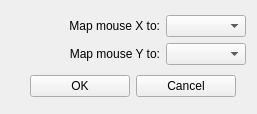
This is ftnoir_protocol_mouse/ftnoir_mousecontrols.ui in opentrack/opentrack as Qt 5 draws it before an edit. The edited form follows.
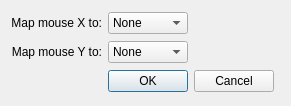
This is the edited form. Icons and pictures are not drawn.

Commit message:
mouse: decruft
Fix Qt layouts, add to comboboxen using Qt Designer

```diff
--- a/ftnoir_protocol_mouse/ftnoir_mousecontrols.ui
+++ b/ftnoir_protocol_mouse/ftnoir_mousecontrols.ui
@@ -9,8 +9,8 @@
    <rect>
     <x>0</x>
     <y>0</y>
-    <width>257</width>
-    <height>114</height>
+    <width>280</width>
+    <height>106</height>
    </rect>
   </property>
   <property name="windowTitle">
@@ -26,44 +26,7 @@
   <property name="autoFillBackground">
    <bool>false</bool>
   </property>
-  <layout class="QVBoxLayout" name="_vertical_layout">
-   <item>
     <layout class="QGridLayout" name="gridLayout">
-     <item row="1" column="1">
-      <widget class="QComboBox" name="cbxSelectMouse_Y">
-       <property name="maximumSize">
-        <size>
-         <width>80</width>
-         <height>16777215</height>
-        </size>
-       </property>
-       <property name="toolTip">
-        <string>Select Number</string>
-       </property>
-       <property name="insertPolicy">
-        <enum>QComboBox::InsertAlphabetically</enum>
-       </property>
-      </widget>
-     </item>
-     <item row="1" column="0">
-      <widget class="QLabel" name="textLabel2_3">
-       <property name="sizePolicy">
-        <sizepolicy hsizetype="Minimum" vsizetype="Fixed">
-         <horstretch>0</horstretch>
-         <verstretch>0</verstretch>
-        </sizepolicy>
-       </property>
-       <property name="text">
-        <string>Map mouse Y to:</string>
-       </property>
-       <property name="alignment">
-        <set>Qt::AlignRight|Qt::AlignTrailing|Qt::AlignVCenter</set>
-       </property>
-       <property name="wordWrap">
-        <bool>false</bool>
-       </property>
-      </widget>
-     </item>
      <item row="0" column="0">
       <widget class="QLabel" name="textLabel2_2">
        <property name="sizePolicy">
@@ -83,7 +46,7 @@
        </property>
       </widget>
      </item>
-     <item row="0" column="1">
+   <item row="0" column="1" colspan="2">
       <widget class="QComboBox" name="cbxSelectMouse_X">
        <property name="maximumSize">
         <size>
@@ -97,99 +60,119 @@
        <property name="insertPolicy">
         <enum>QComboBox::InsertAlphabetically</enum>
        </property>
-      </widget>
+     <item>
+      <property name="text">
+       <string>None</string>
+      </property>
      </item>
-    </layout>
+     <item>
+      <property name="text">
+       <string>X</string>
+      </property>
    </item>
    <item>
-    <layout class="QHBoxLayout" name="horizontalLayout">
+      <property name="text">
+       <string>Y</string>
+      </property>
+     </item>
      <item>
-      <spacer name="horizontalSpacer_2">
-       <property name="orientation">
-        <enum>Qt::Horizontal</enum>
-       </property>
-       <property name="sizeHint" stdset="0">
-        <size>
-         <width>40</width>
-         <height>20</height>
-        </size>
-       </property>
-      </spacer>
+      <property name="text">
+       <string>Z</string>
+      </property>
+     </item>
+     <item>
+      <property name="text">
+       <string>Yaw</string>
+      </property>
      </item>
      <item>
-      <layout class="QHBoxLayout" name="horizontalLayout_2">
-       <property name="sizeConstraint">
-        <enum>QLayout::SetDefaultConstraint</enum>
-       </property>
+      <property name="text">
+       <string>Pitch</string>
+      </property>
+     </item>
        <item>
-        <widget class="QPushButton" name="btnOK">
-         <property name="sizePolicy">
-          <sizepolicy hsizetype="Preferred" vsizetype="Fixed">
-           <horstretch>0</horstretch>
-           <verstretch>0</verstretch>
-          </sizepolicy>
-         </property>
-         <property name="minimumSize">
-          <size>
-           <width>100</width>
-           <height>0</height>
-          </size>
-         </property>
+      <property name="text">
+       <string>Roll</string>
+      </property>
+     </item>
+    </widget>
+   </item>
+   <item row="1" column="1" colspan="2">
+    <widget class="QComboBox" name="cbxSelectMouse_Y">
          <property name="maximumSize">
           <size>
-           <width>100</width>
+       <width>80</width>
            <height>16777215</height>
           </size>
          </property>
+     <property name="toolTip">
+      <string>Select Number</string>
+     </property>
+     <property name="insertPolicy">
+      <enum>QComboBox::InsertAlphabetically</enum>
+     </property>
+     <item>
          <property name="text">
-          <string>OK</string>
-         </property>
-        </widget>
+       <string>None</string>
+      </property>
        </item>
        <item>
-        <widget class="QPushButton" name="btnCancel">
-         <property name="sizePolicy">
-          <sizepolicy hsizetype="Preferred" vsizetype="Fixed">
-           <horstretch>0</horstretch>
-           <verstretch>0</verstretch>
-          </sizepolicy>
-         </property>
-         <property name="minimumSize">
-          <size>
-           <width>100</width>
-           <height>0</height>
-          </size>
-         </property>
-         <property name="maximumSize">
-          <size>
-           <width>100</width>
-           <height>16777215</height>
-          </size>
-         </property>
+      <property name="text">
+       <string>X</string>
+      </property>
+     </item>
+     <item>
+      <property name="text">
+       <string>Y</string>
+      </property>
+     </item>
+     <item>
+      <property name="text">
+       <string>Z</string>
+      </property>
+     </item>
+     <item>
          <property name="text">
-          <string>Cancel</string>
-         </property>
-        </widget>
-       </item>
-      </layout>
+       <string>Yaw</string>
+      </property>
+     </item>
+     <item>
+      <property name="text">
+       <string>Pitch</string>
+      </property>
      </item>
      <item>
-      <spacer name="horizontalSpacer">
-       <property name="orientation">
-        <enum>Qt::Horizontal</enum>
-       </property>
-       <property name="sizeType">
-        <enum>QSizePolicy::Fixed</enum>
-       </property>
-       <property name="sizeHint" stdset="0">
-        <size>
-         <width>10</width>
-         <height>20</height>
-        </size>
-       </property>
-      </spacer>
-     </item>
-    </layout>
+      <property name="text">
+       <string>Roll</string>
+      </property>
+     </item>
+    </widget>
+   </item>
+   <item row="1" column="0">
+    <widget class="QLabel" name="textLabel2_3">
+     <property name="sizePolicy">
+      <sizepolicy hsizetype="Minimum" vsizetype="Fixed">
+       <horstretch>0</horstretch>
+       <verstretch>0</verstretch>
+      </sizepolicy>
+     </property>
+     <property name="text">
+      <string>Map mouse Y to:</string>
+     </property>
+     <property name="alignment">
+      <set>Qt::AlignRight|Qt::AlignTrailing|Qt::AlignVCenter</set>
+     </property>
+     <property name="wordWrap">
+      <bool>false</bool>
+     </property>
+    </widget>
+   </item>
+   <item row="2" column="1">
+    <widget class="QDialogButtonBox" name="buttonBox">
+     <property name="standardButtons">
+      <set>QDialogButtonBox::Cancel|QDialogButtonBox::Ok</set>
+     </property>
+    </widget>
    </item>
   </layout>
  </widget>
```
Lines whose indentation alone changed are shown as unchanged. The commit also changes 3 other files.
